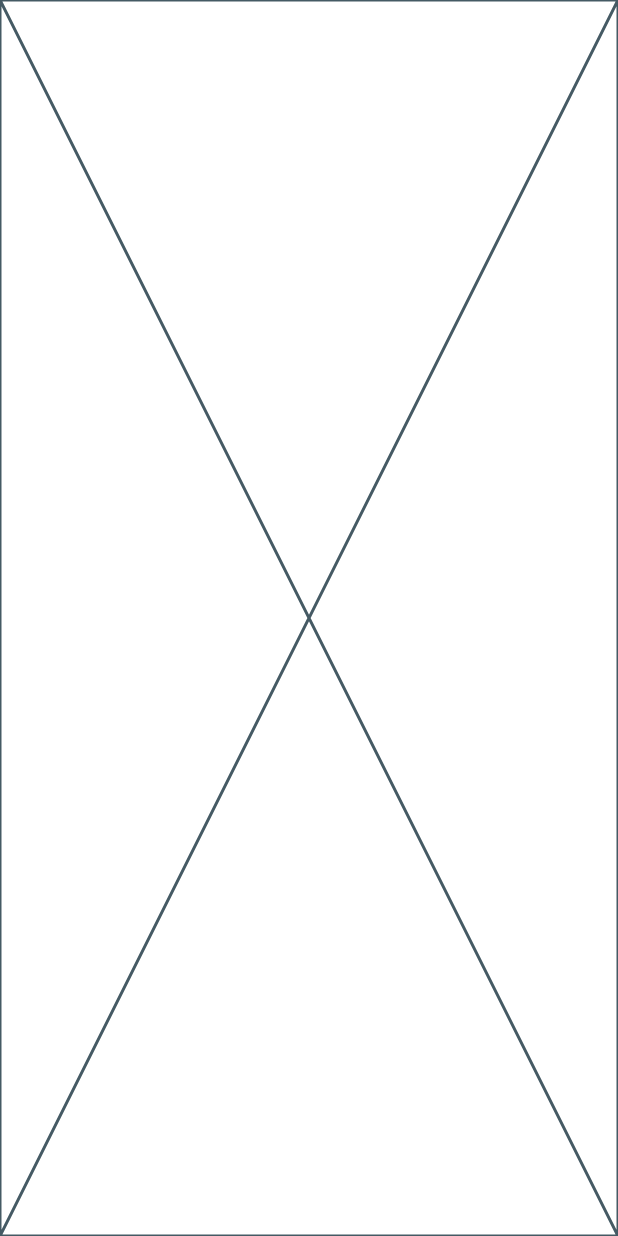
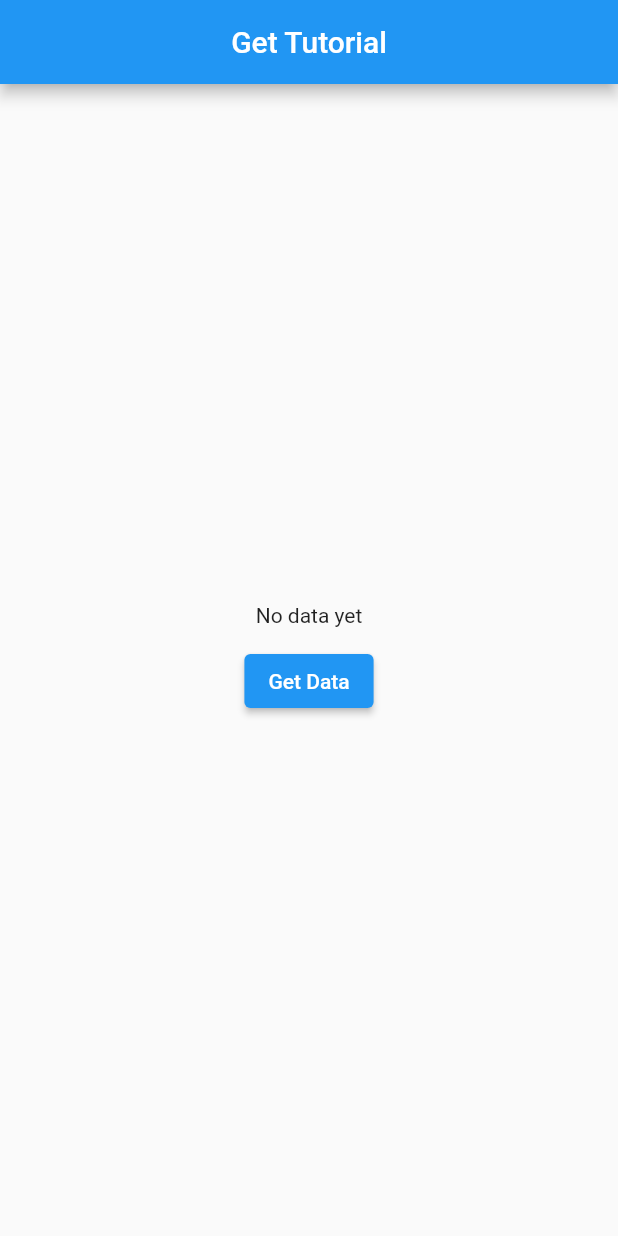
Before and after one commit to AlsoKnownAsZira/flutteringpt5, a Flutter app: the screen it shows after launch, on a phone screen of 412 x 824 dp. Run offline on Flutter 3.47's test engine with Material 2 defaults, Android fonts, the phone set to English and light mode, and no system bars.

Commit message:
creating getHttp

```diff
--- a/lib/main.dart
+++ b/lib/main.dart
@@ -1,5 +1,6 @@
 import 'package:flutter/material.dart';
-
+import 'pages/getHttp.dart';
+// ignore_for_file: prefer_const_constructors
 void main() {
   runApp(const ziraApp());
 }
@@ -7,8 +8,11 @@ void main() {
 class ziraApp extends StatelessWidget {
   const ziraApp({super.key});
 
-  @override
+    @override
   Widget build(BuildContext context) {
-    return const Placeholder();
+    return const MaterialApp(
+      home: getHttp(),
+      debugShowCheckedModeBanner: false,
+    );
   }
 }
--- /dev/null
+++ b/lib/pages/getHttp.dart
@@ -0,0 +1,25 @@
+import 'package:flutter/material.dart';
+// ignore_for_file: prefer_const_constructors
+class getHttp extends StatelessWidget {
+  const getHttp({super.key});
+
+  @override
+  Widget build(BuildContext context) {
+    return  Scaffold(
+      appBar: AppBar(
+        title: Text("Get Tutorial"),
+centerTitle: true,
+      ),
+      body: Center(
+        child: Column(
+          mainAxisAlignment: MainAxisAlignment.center,
+          children: [
+            Text("No data yet"),
+            SizedBox(height: 12,),
+            ElevatedButton(onPressed: (){}, child: Text("Get Data"))
+          ],
+        ),
+      ),
+    );
+  }
+}
```
